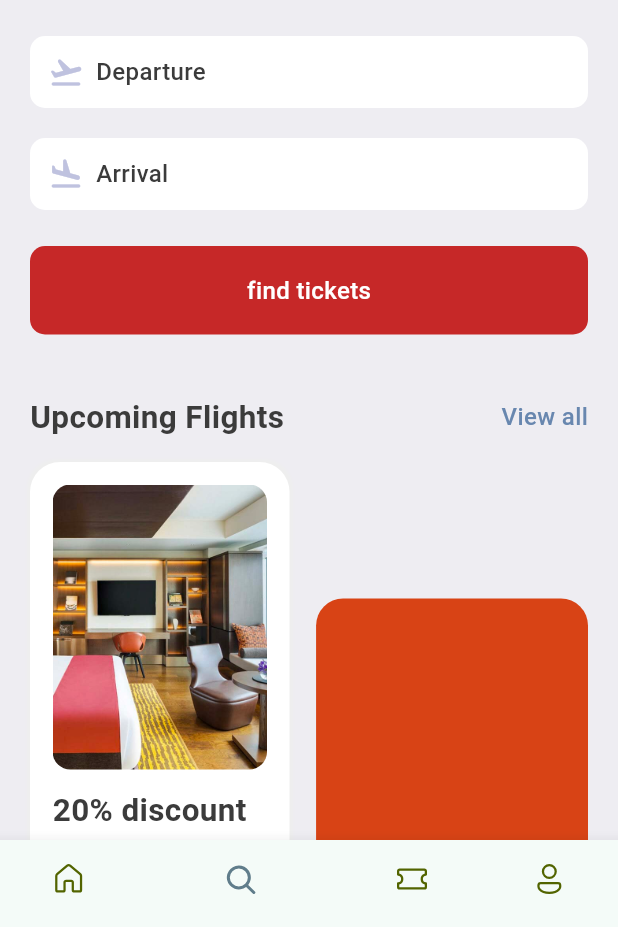
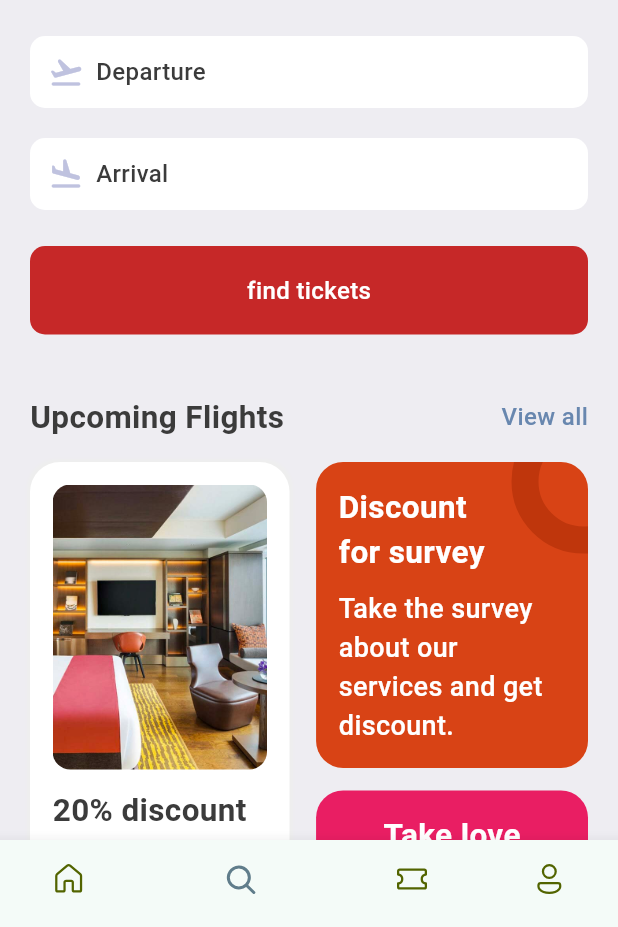
Before and after one commit to abdelillahbel/FlightBookingApp, a Flutter app: the screen it shows after launch, item 2 of the bottom bar chosen, on a phone screen of 412 x 824 dp, the part 309-1236 px from its top. Run offline on Flutter 3.47's test engine with Material 3 defaults, Android fonts, the phone set to English and light mode, and no system bars; our stand-ins replace fluentui_icons, flutter_svg, simple_gradient_text.

Commit message:
feat: add TicketPromotion widget to enhance search screen with promotional offers

```diff
--- a/lib/core/res/media.dart
+++ b/lib/core/res/media.dart
@@ -5,4 +5,5 @@ class AppMedia {
   static const airplan1 = '$_baseImage/airplan1.png';
   static const airalgeria = '$_baseImage/airalgeria.png';
   static const hotelRoom = '$_baseImage/hotel_room.png';
+  static const emojiLoveEyes = '$_baseImage/smiling-face-with-heart-shaped-eyes.png';
 }
--- a/lib/screens/search/search_screen.dart
+++ b/lib/screens/search/search_screen.dart
@@ -4,6 +4,7 @@ import 'package:flightbookapp/core/widgets/app_texts.dart';
 import 'package:flightbookapp/screens/search/widgets/app_text_icon.dart';
 import 'package:flightbookapp/screens/search/widgets/find_tickets.dart';
 import 'package:flightbookapp/screens/search/widgets/search_tabs.dart';
+import 'package:flightbookapp/screens/search/widgets/ticket_promotion.dart';
 import 'package:flutter/material.dart';
 
 class SearchScreen extends StatelessWidget {
@@ -11,7 +12,6 @@ class SearchScreen extends StatelessWidget {
 
   @override
   Widget build(BuildContext context) {
-    final size = MediaQuery.of(context).size;
     return Scaffold(
       backgroundColor: AppStyles.bgColor,
       body: ListView(
@@ -57,57 +57,7 @@ class SearchScreen extends StatelessWidget {
           SizedBox(
             height: 15,
           ),
-          Row(
-            mainAxisAlignment: MainAxisAlignment.spaceBetween,
-            children: [
-              Container(
-                padding: EdgeInsets.symmetric(vertical: 15, horizontal: 15),
-                width: size.width * .42,
-                decoration: BoxDecoration(
-                    borderRadius: BorderRadius.circular(20),
-                    color: Colors.white,
-                    boxShadow: [
-                      BoxShadow(
-                          color: Colors.grey.shade200,
-                          blurRadius: 1,
-                          spreadRadius: 2)
-                    ]),
-                child: Column(
-                  children: [
-                    Container(
-                        height: 190,
-                        decoration: BoxDecoration(
-                          borderRadius: BorderRadius.circular(12),
-                          image: DecorationImage(
-                              image: AssetImage(AppMedia.hotelRoom),
-                              fit: BoxFit.cover),
-                        )),
-                    SizedBox(
-                      height: 12,
-                    ),
-                    Text(
-                      "20% discount on early booking of this flight.\nDont miss!",
-                      style: AppStyles.headLineStyle2,
-                    )
-                  ],
-                ),
-              ),
-              Column(
-                children: [
-
-                  Container(
-
-                    width: size.width * .44,
-                    height: 200,
-                    decoration:
-                        BoxDecoration(
-                          color: Colors.deepOrange.shade800,
-                          borderRadius: BorderRadius.circular(18)),
-                  )
-                ],
-              )
-            ],
-          )
+          TicketPromotion()
         ],
       ),
     );
--- /dev/null
+++ b/lib/screens/search/widgets/ticket_promotion.dart
@@ -0,0 +1,121 @@
+import 'package:flightbookapp/core/res/media.dart';
+import 'package:flightbookapp/core/res/styles/app_styles.dart';
+import 'package:flutter/material.dart';
+import 'package:flutter_svg/flutter_svg.dart';
+
+class TicketPromotion extends StatelessWidget {
+  const TicketPromotion({super.key});
+
+  @override
+  Widget build(BuildContext context) {
+    final size = MediaQuery.of(context).size;
+    return Row(
+      crossAxisAlignment: CrossAxisAlignment.start,
+      mainAxisAlignment: MainAxisAlignment.spaceBetween,
+      children: [
+        Container(
+          padding: EdgeInsets.symmetric(vertical: 15, horizontal: 15),
+          width: size.width * .42,
+          decoration: BoxDecoration(
+              borderRadius: BorderRadius.circular(20),
+              color: Colors.white,
+              boxShadow: [
+                BoxShadow(
+                    color: Colors.grey.shade200, blurRadius: 1, spreadRadius: 2)
+              ]),
+          child: Column(
+            children: [
+              Container(
+                  height: 190,
+                  decoration: BoxDecoration(
+                    borderRadius: BorderRadius.circular(12),
+                    image: DecorationImage(
+                        image: AssetImage(AppMedia.hotelRoom),
+                        fit: BoxFit.cover),
+                  )),
+              SizedBox(
+                height: 12,
+              ),
+              Text(
+                "20% discount on early booking of this flight.\nDont miss!",
+                style: AppStyles.headLineStyle2,
+              )
+            ],
+          ),
+        ),
+        Column(
+          children: [
+            Stack(
+              children: [
+                Container(
+                  padding: EdgeInsets.symmetric(vertical: 15, horizontal: 15),
+                  width: size.width * .44,
+                  decoration: BoxDecoration(
+                      color: Colors.deepOrange.shade800,
+                      borderRadius: BorderRadius.circular(18)),
+                  child: Column(
+                    crossAxisAlignment: CrossAxisAlignment.start,
+                    children: [
+                      Text(
+                        "Discount\nfor survey",
+                        style: AppStyles.headLineStyle2.copyWith(
+                            fontWeight: FontWeight.bold, color: Colors.white),
+                      ),
+                      SizedBox(
+                        height: 10,
+                      ),
+                      Text(
+                        "Take the survey about our services and get discount.",
+                        style: AppStyles.headLineStyle2.copyWith(
+                            fontWeight: FontWeight.w500,
+                            color: Colors.white,
+                            fontSize: 18),
+                      ),
+                    ],
+                  ),
+                ),
+                Positioned(
+                  right: -45,
+                  top: -35,
+                  child: Container(
+                    padding: EdgeInsets.all(30),
+                    decoration: BoxDecoration(
+                        shape: BoxShape.circle,
+                        border: Border.all(
+                            width: 18, color: Colors.deepOrange.shade900)),
+                  ),
+                )
+              ],
+            ),
+            SizedBox(
+              height: 15,
+            ),
+            Container(
+              padding: EdgeInsets.symmetric(horizontal: 15, vertical: 15),
+              width: size.width * 0.44,
+              decoration: BoxDecoration(
+                  borderRadius: BorderRadius.circular(18),
+                  color: Colors.pink.shade500),
+              child: Column(
+                children: [
+                  Text(
+                    "Take love",
+                    style:
+                        AppStyles.headLineStyle2.copyWith(color: Colors.white),
+                  ),
+                  SizedBox(
+                    height: 10,
+                  ),
+                  Image(
+                      width: 90,
+                      height: 90,
+                      image: AssetImage(AppMedia.emojiLoveEyes))
+                ],
+              ),
+            )
+          ],
+        )
+      ],
+    );
+  }
+}
```
Also changed, not shown: assets/images/smiling-face-with-heart-shaped-eyes.png (added).
